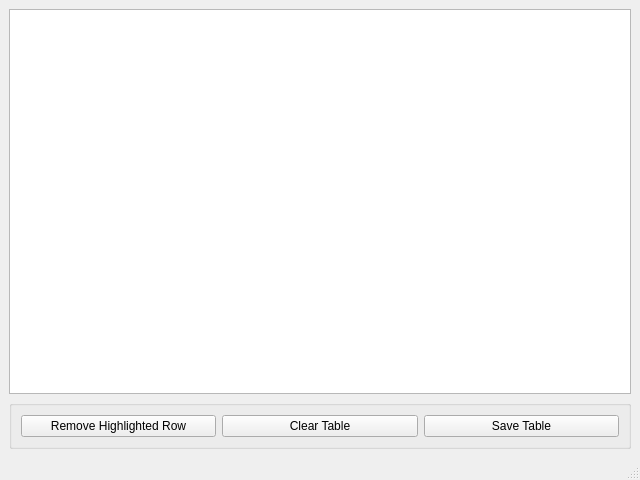
Above: obstools/UI/ETCDataWindow.ui from LowellObservatory/LDTObserverTools before the change. Below: the same form after it.
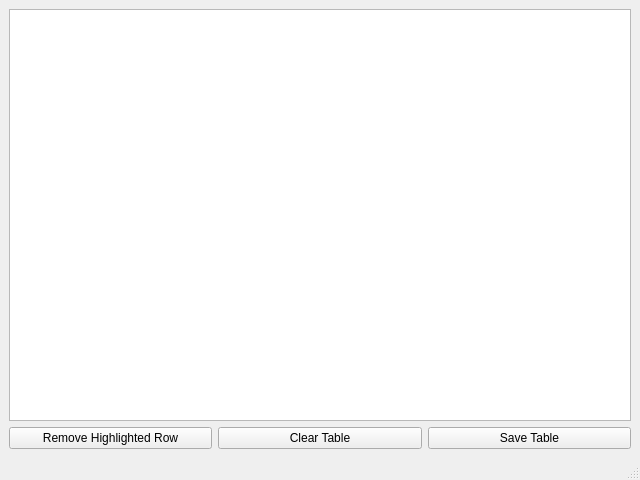
That is the form after the change.

Commit message:
LMI ETC data table not quite populating
(although it should...)

	modified:   obstools/UI/ETCDataWindow.py
	modified:   obstools/UI/ETCDataWindow.ui
	modified:   obstools/lmi_etc.py
	modified:   obstools/neocp_ephem.py

```diff
--- a/obstools/UI/ETCDataWindow.ui
+++ b/obstools/UI/ETCDataWindow.ui
@@ -14,39 +14,30 @@
    <string>MainWindow</string>
   </property>
   <widget class="QWidget" name="centralwidget">
-   <layout class="QVBoxLayout" name="verticalLayout">
-    <item>
-     <widget class="QTableWidget" name="tableDatalog"/>
-    </item>
-    <item>
-     <widget class="QGroupBox" name="groupBox">
-      <property name="title">
-       <string/>
+   <layout class="QGridLayout" name="gridLayout">
+    <item row="1" column="3">
+     <widget class="QPushButton" name="buttonSavetable">
+      <property name="text">
+       <string>Save Table</string>
       </property>
-      <layout class="QHBoxLayout" name="horizontalLayout">
-       <item>
+     </widget>
+    </item>
+    <item row="1" column="1">
         <widget class="QPushButton" name="buttonRemoverow">
          <property name="text">
           <string>Remove Highlighted Row</string>
          </property>
         </widget>
        </item>
-       <item>
+    <item row="1" column="2">
         <widget class="QPushButton" name="buttonCleartable">
          <property name="text">
           <string>Clear Table</string>
          </property>
         </widget>
        </item>
-       <item>
-        <widget class="QPushButton" name="buttonSavetable">
-         <property name="text">
-          <string>Save Table</string>
-         </property>
-        </widget>
-       </item>
-      </layout>
-     </widget>
+    <item row="0" column="1" colspan="3">
+     <widget class="QTableWidget" name="tableDatalog"/>
     </item>
    </layout>
   </widget>
```
Lines whose indentation alone changed are shown as unchanged. The commit also changes 3 other files.
